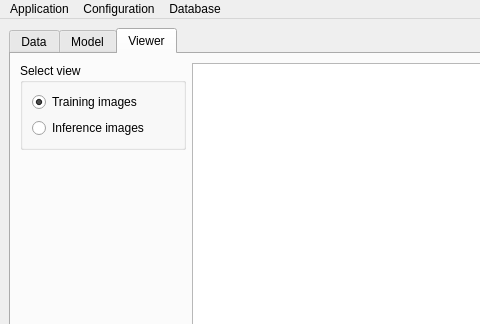
Before: the Qt Designer form FEXT/app/assets/window_layout.ui in CTCycle/FEXT-Autoencoder, drawn with Qt 5; both pictures show x 0 to 480 and y 0 to 324 of the 1165 by 909 pixel window.
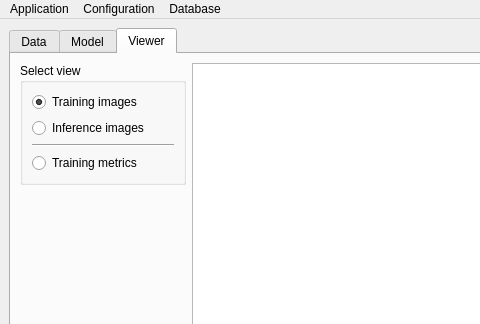
After: the same form once the commit is applied. The open tabs and pages were chosen to show the change.

Commit message: added view for real time training plots

```diff
--- a/FEXT/app/assets/window_layout.ui
+++ b/FEXT/app/assets/window_layout.ui
@@ -1065,6 +1065,23 @@
                </property>
               </widget>
              </item>
+             <item>
+              <widget class="Line" name="line">
+               <property name="orientation">
+                <enum>Qt::Orientation::Horizontal</enum>
+               </property>
+              </widget>
+             </item>
+             <item>
+              <widget class="QRadioButton" name="viewTrainMetrics">
+               <property name="text">
+                <string>Training metrics</string>
+               </property>
+               <property name="checked">
+                <bool>false</bool>
+               </property>
+              </widget>
+             </item>
             </layout>
            </widget>
           </item>
```
The commit also changes 3 other files.
